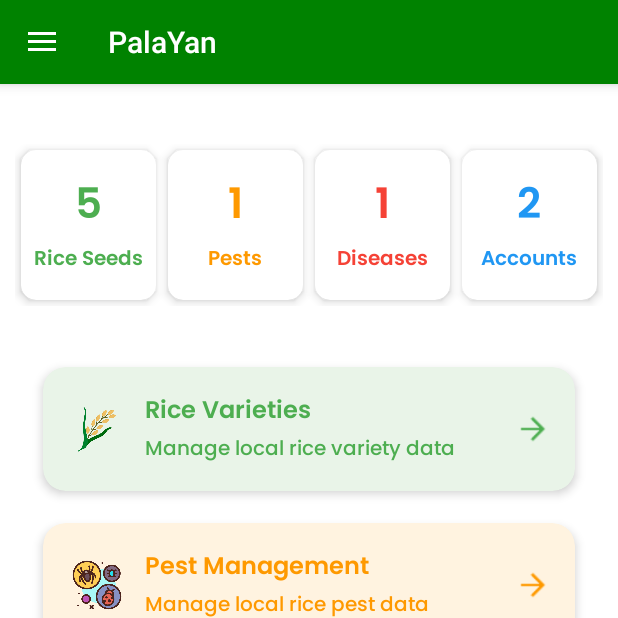
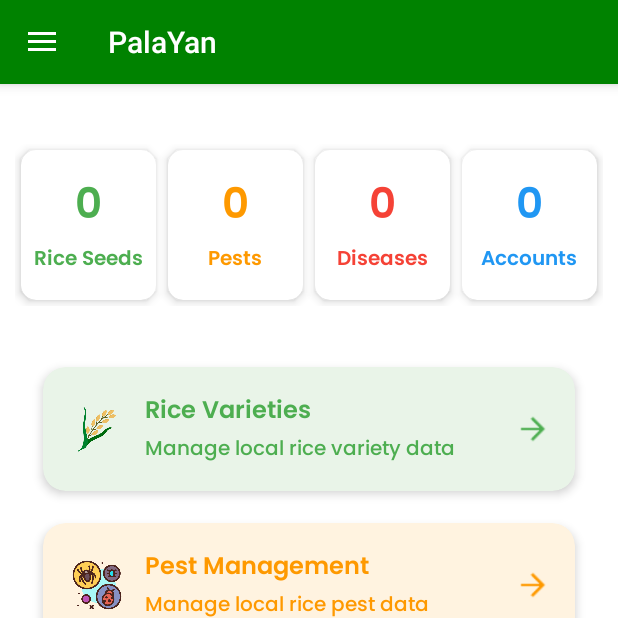
Before and after one commit to superrjj/PalaYan_App, an Android app: the AdminDashboardFragment screen opened directly, with no data from a screen before it, on a phone screen of 412 x 824 dp, the top half of it. Run offline under Robolectric (Android 15) with nearby library versions, the phone set to English and light mode, and no system bars; our stand-ins replace Firebase (no records; nobody signed in at launch, a user with empty details on screens opened directly).

Commit message:
Added Activity & Fragment binding and added function for rice count

```diff
--- a/app/src/main/java/com/example/palayan/AdminActivities/AdminFragment/AdminDashboardFragment.java
+++ b/app/src/main/java/com/example/palayan/AdminActivities/AdminFragment/AdminDashboardFragment.java
@@ -2,45 +2,66 @@ package com.example.palayan.AdminActivities.AdminFragment;
 
 import android.content.Intent;
 import android.os.Bundle;
+import android.view.LayoutInflater;
+import android.view.View;
+import android.view.ViewGroup;
+import android.widget.Toast;
 
 import androidx.annotation.NonNull;
 import androidx.annotation.Nullable;
-import androidx.cardview.widget.CardView;
 import androidx.fragment.app.Fragment;
 
-import android.view.LayoutInflater;
-import android.view.View;
-import android.view.ViewGroup;
-
 import com.example.palayan.AdminActivities.ViewRiceVarieties;
-import com.example.palayan.R;
-
+import com.example.palayan.databinding.FragmentAdminDashboardBinding;
+import com.google.firebase.database.DataSnapshot;
+import com.google.firebase.database.DatabaseError;
+import com.google.firebase.database.DatabaseReference;
+import com.google.firebase.database.FirebaseDatabase;
+import com.google.firebase.database.ValueEventListener;
 
 public class AdminDashboardFragment extends Fragment {
 
-   private CardView cv_rice_seeds;
+    private FragmentAdminDashboardBinding root;
+    private DatabaseReference riceVarietyRef;
 
     @Override
     public View onCreateView(LayoutInflater inflater, ViewGroup container,
                              Bundle savedInstanceState) {
-
-        return inflater.inflate(R.layout.fragment_admin_dashboard, container, false);
+        root = FragmentAdminDashboardBinding.inflate(inflater, container, false);
+        return root.getRoot();
     }
 
     @Override
     public void onViewCreated(@NonNull View view, @Nullable Bundle savedInstanceState) {
         super.onViewCreated(view, savedInstanceState);
 
-        cv_rice_seeds = view.findViewById(R.id.cv_rice_varieties);
+        riceVarietyRef = FirebaseDatabase.getInstance().getReference("rice_seed_varieties");
 
-        cv_rice_seeds.setOnClickListener(new View.OnClickListener() {
-            @Override
-            public void onClick(View v) {
+        //realtime listener to count rice seeds that are not archived
+        riceVarietyRef.orderByChild("archived").equalTo(false)
+                .addValueEventListener(new ValueEventListener() {
+                    @Override
+                    public void onDataChange(@NonNull DataSnapshot snapshot) {
+                        long count = snapshot.getChildrenCount();
+                        root.tvRiceSeedCount.setText(String.valueOf(count));
+                    }
 
-                Intent intent = new Intent(getActivity(), ViewRiceVarieties.class);
-                startActivity(intent);
-            }
+                    @Override
+                    public void onCancelled(@NonNull DatabaseError error) {
+                        Toast.makeText(getContext(), "Failed to load count", Toast.LENGTH_SHORT).show();
+                    }
+                });
+
+        //on card click, navigate to RiceVariety list
+        root.cvRiceVarieties.setOnClickListener(v -> {
+            Intent intent = new Intent(getActivity(), ViewRiceVarieties.class);
+            startActivity(intent);
         });
     }
 
+    @Override
+    public void onDestroyView() {
+        super.onDestroyView();
+        root = null;
     }
+}
--- a/app/src/main/res/layout/fragment_admin_dashboard.xml
+++ b/app/src/main/res/layout/fragment_admin_dashboard.xml
@@ -44,10 +44,10 @@
                        android:padding="6dp">
 
                        <TextView
-                           android:id="@+id/tv_riceSeeds"
+                           android:id="@+id/tvRiceSeedCount"
                            android:layout_width="wrap_content"
                            android:layout_height="wrap_content"
-                           android:text="5"
+                           android:text="0"
                            android:textSize="28sp"
                            android:textColor="@color/dark_green"
                            android:fontFamily="@font/poppins__semibold" />
@@ -81,7 +81,7 @@
                            android:id="@+id/tv_pests"
                            android:layout_width="wrap_content"
                            android:layout_height="wrap_content"
-                           android:text="1"
+                           android:text="0"
                            android:textSize="28sp"
                            android:textColor="@color/dark_orange"
                            android:fontFamily="@font/poppins__semibold" />
@@ -115,7 +115,7 @@
                            android:id="@+id/tv_disease"
                            android:layout_width="wrap_content"
                            android:layout_height="wrap_content"
-                           android:text="1"
+                           android:text="0"
                            android:textSize="28sp"
                            android:textColor="@color/dark_red"
                            android:fontFamily="@font/poppins__semibold" />
@@ -149,7 +149,7 @@
                            android:id="@+id/tv_accounts"
                            android:layout_width="wrap_content"
                            android:layout_height="wrap_content"
-                           android:text="2"
+                           android:text="0"
                            android:textSize="28sp"
                            android:textColor="@color/dark_blue"
                            android:fontFamily="@font/poppins__semibold" />
```
Also changed, not shown: app/src/main/java/com/example/palayan/AdminActivities/AddRiceVariety.java (+51 -71 lines).
